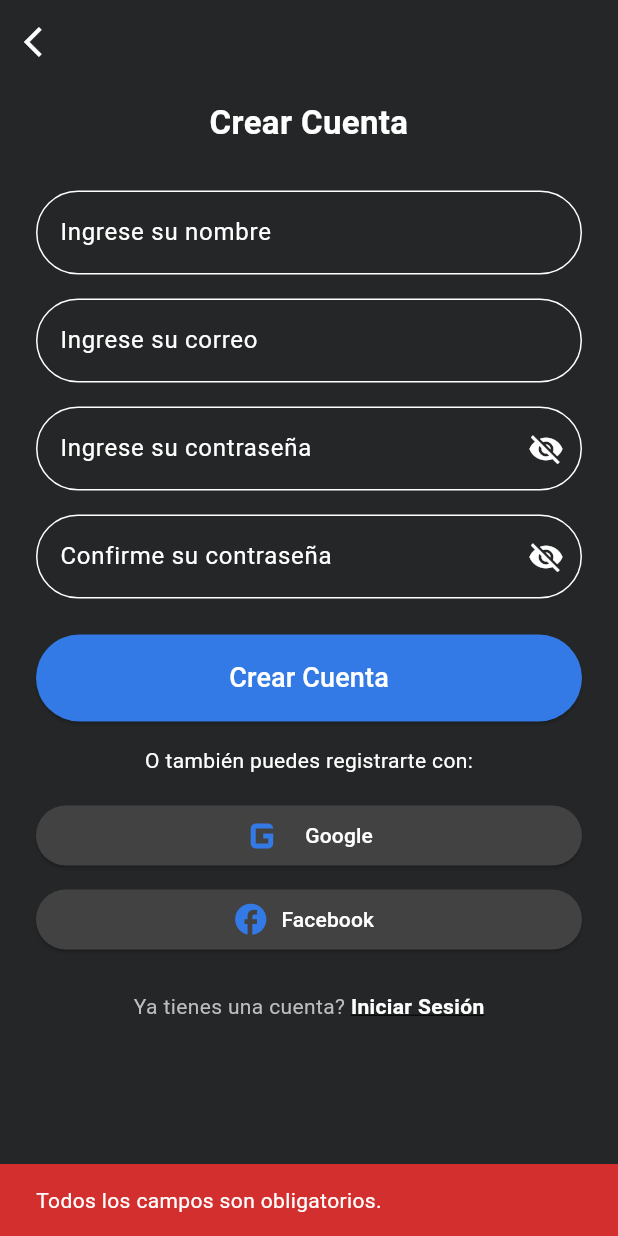
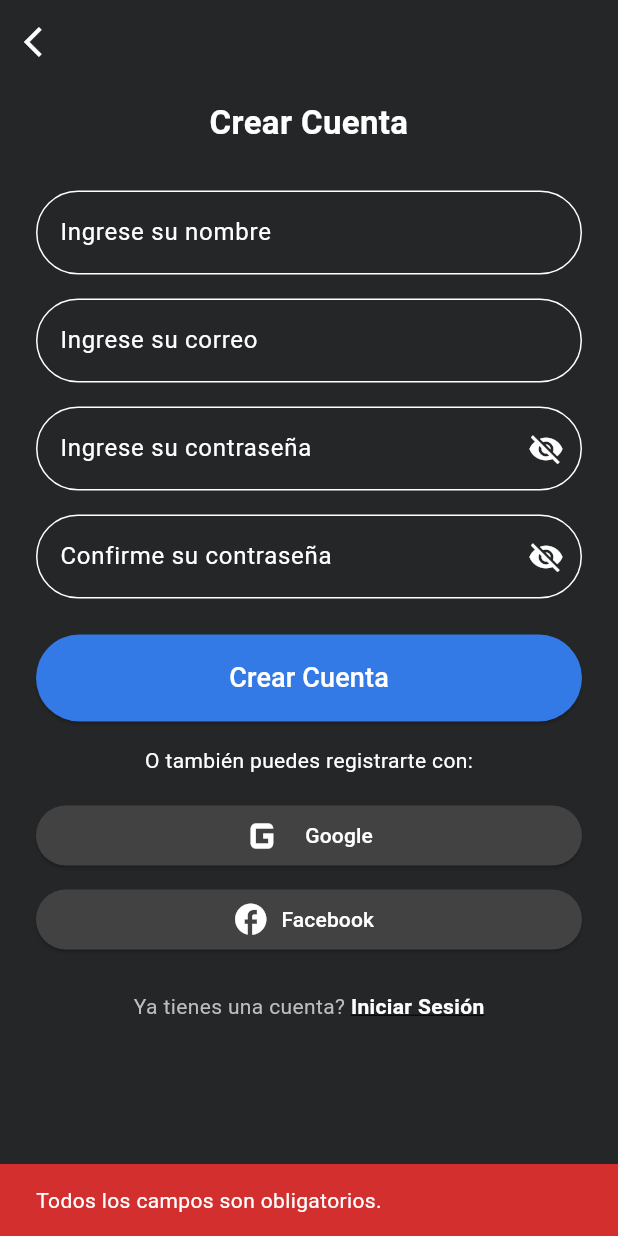
Before and after one commit to AxelRivera504/LoginApp, a Flutter app: the screen it shows after launch, after a tap on "Crear una cuenta", after a tap on "Crear Cuenta", on a phone screen of 412 x 824 dp. Run offline on Flutter 3.47's test engine with Material 3 defaults, Android fonts, the phone set to English and light mode, and no system bars; our stand-ins replace go_router.

Commit message:
actualizando singup_screen

```diff
--- a/login_app/lib/presentation/screens/signup_screen.dart
+++ b/login_app/lib/presentation/screens/signup_screen.dart
@@ -70,6 +70,26 @@ class _SignUpScreenState extends State<SignUpScreen> {
       _showSnackBar("Las contraseñas no coinciden.");
       return;
     }
+
+    ScaffoldMessenger.of(context).showSnackBar(
+      SnackBar(
+        backgroundColor: Colors.green[600],
+        content: Text('¡Usuario creado con éxito!'),
+      ),
+    );
+
+    // Limpiar los campos:
+    _nameController.clear();
+    _emailController.clear();
+    _passwordController.clear();
+    _confirmPasswordController.clear();
+
+    // (Opcional) Si necesitas resetear visibilidad de contraseña:
+    setState(() {
+      _obscurePassword = true;
+      _obscureConfirmPassword = true;
+    });
+
 
     // Guardar valores o continuar
     print('Formulario válido. Nombre: $name, Correo: $email');
@@ -153,14 +173,14 @@ class _SignUpScreenState extends State<SignUpScreen> {
 
             ElevatedButton.icon(
               onPressed: () {},
-              icon: const Icon(Icons.g_mobiledata, size: 40),
+              icon: const Icon(Icons.g_mobiledata, size: 40, color: Colors.white),
               label: const Text("Google", style: TextStyle(color: Colors.white)),
               style: ElevatedButton.styleFrom(backgroundColor: Colors.grey[800]),
             ),
             const SizedBox(height: 8),
             ElevatedButton.icon(
               onPressed: () {},
-              icon: const Icon(Icons.facebook, size: 25),
+              icon: const Icon(Icons.facebook, size: 25, color: Colors.white),
               label: const Text("Facebook", style: TextStyle(color: Colors.white)),
               style: ElevatedButton.styleFrom(backgroundColor: Colors.grey[800]),
             ),
```
